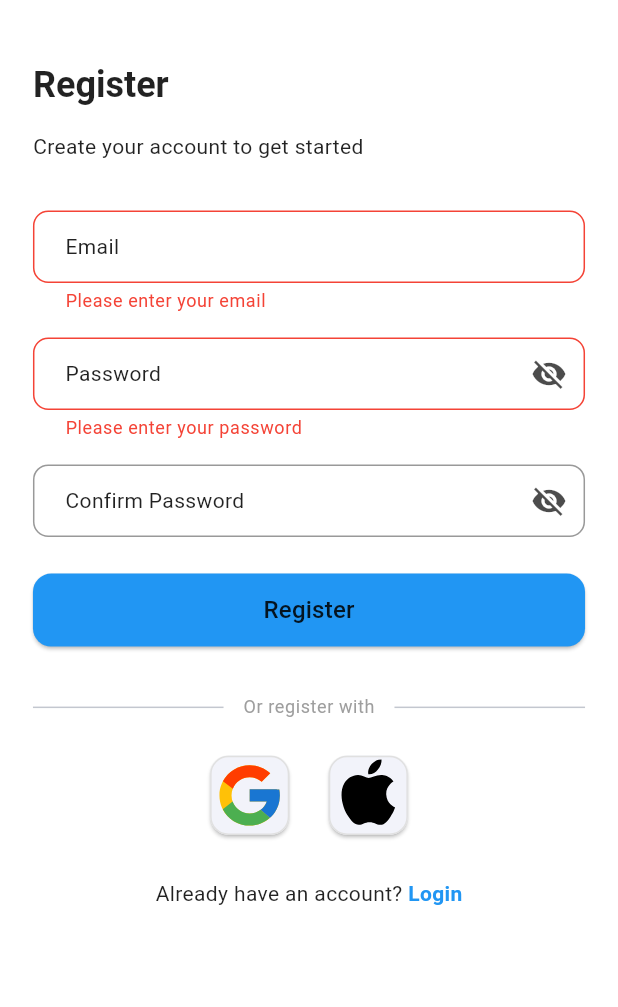
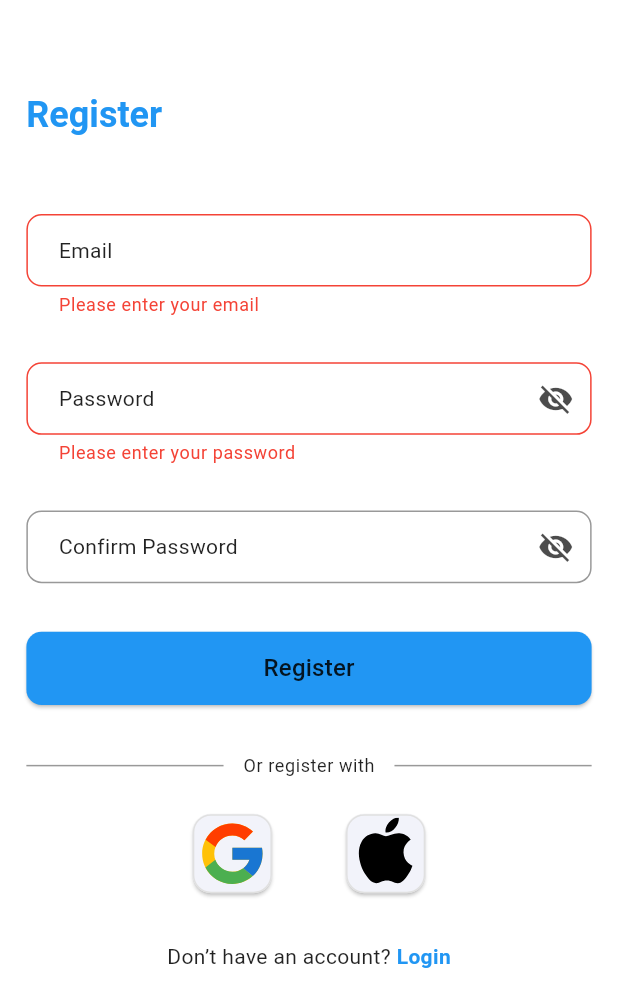
Before and after one commit to lovish1311/To-do, a Flutter app: the RegisterScreen screen opened by its route, after a tap on "Register", on a phone screen of 412 x 824 dp. Shown: the top 1007 px of the screen. Run offline on Flutter 3.47's test engine with Material 3 defaults, Android fonts, the phone set to English and light mode, and no system bars; our stand-ins replace firebase_auth, firebase_core, flutter_local_notifications, flutter_native_timezone, flutter_screenutil, flutter_svg and 5 more; accounts and stored records are empty; statements that could not run were skipped.

Commit message:
upskilled the ui to prodcution based and added dark theme features to login_screen.dart and register_screen.dart

```diff
--- a/lib/utils/app_themes.dart
+++ b/lib/utils/app_themes.dart
@@ -255,9 +255,9 @@ class AppDimens {
 
   // Form Spacing (used in Login/Register)
   static const double formTopSpacing = 32.0;
-  static const double fieldSpacing = 16.0;
+  static const double fieldSpacing = 30.0;
   static const double titleTopSpacing = 24.0;
-  static const double titleBottomSpacing = 8.0;
+  static const double titleBottomSpacing = 50.0;
   static const double dividerSpacing = 32.0;
   static const double dividerTextPadding = 12.0;
 
@@ -271,5 +271,7 @@ class AppDimens {
   static const double paddingTopAfterStatusBar = 16.0;
 
   static double screenVerticalPadding = 24.0.h; // Top/bottom padding
-  static double screenHorizontalPadding = 20.0.w; // Left/right padding
+  static double screenHorizontalPadding = 20.0.w;
+
+  static var screenTopPadding=40; // Left/right padding
 }
--- a/lib/utils/constants.dart
+++ b/lib/utils/constants.dart
@@ -5,18 +5,24 @@ class AppConstants {
   static const String taskListBox = 'task_lists';
   static const String taskBox = 'tasks';
 
-// Other constants can go here later, e.g.:
-// static const String appName = 'My To-Do App';
-// static const String defaultTheme = 'system';
-  static const String indexPath        = '/tasks';
-  static const String taskDetailPath  = '/tasks/:id';
-  static const String calendarPath    = '/calendar';
-  static const String focusPath       = '/focus';
-  static const String profilePath     = '/profile';
+  static const String splashPath = '/';
+  static const String indexPath = '/index';
+  static const String calendarPath = '/calendar';
+  static const String focusPath = '/focus';
+  static const String profilePath = '/profile';
+  static const String taskDetailPath = '/task-detail/:id';
+  static const String loginPath = '/login';
   static const String registerPath = '/register';
-  static const String loginPath = '/login';
-  static const String splashPath = '/';
 
+  // Route Names (stringified for navigation and consistency)
+  static const String splashRouteName = 'splash';
+  static const String indexRouteName = 'index';
+  static const String calendarRouteName = 'calendar';
+  static const String focusRouteName = 'focus';
+  static const String profileRouteName = 'profile';
+  static const String taskDetailRouteName = 'taskDetail';
+  static const String loginRouteName = 'login';
+  static const String registerRouteName = 'register';
 
 }
 
--- /dev/null
+++ b/lib/utils/strings.dart
@@ -0,0 +1,38 @@
+// lib/utils/strings.dart
+
+class AppStrings {
+  // Login Screen
+  static const loginTitle = 'Login';
+  static const skipButton = 'Skip';
+  static const loginButton = 'Login';
+  static const emailLabel = 'Email';
+  static const passwordLabel = 'Password';
+  static const dontHaveAccount = 'Don’t have an account? ';
+  static const register = 'Register';
+  static const orLoginWith = 'or login with';
+
+  // Validation messages
+  static const enterEmail = 'Please enter your email';
+  static const validEmail = 'Enter a valid email';
+  static const enterPassword = 'Please enter your password';
+  static const passwordMinLength = 'Must be at least 6 characters';
+
+  // Error messages handled/displayed
+  static const authenticationFailed = 'Authentication failed. Please try again.';
+
+  // Registration/General
+  static const registerTitle = 'Register';
+  static const createAccount = 'Create your account to get started';
+  static const registerButton = 'Register';
+  static const orRegisterWith = 'Or register with';
+
+  // Validation
+  static const confirmPasswordLabel = 'Confirm Password';
+  static const passwordMismatch = 'Passwords do not match';
+  static const registrationFailed = 'Registration failed';
+
+  // Social Auth
+  static const google = 'Google';
+  static const apple = 'Apple';
+
+}
--- a/lib/views/screens/register_screen.dart
+++ b/lib/views/screens/register_screen.dart
@@ -5,6 +5,7 @@ import 'package:go_router/go_router.dart';
 import 'package:provider/provider.dart';
 import 'package:to_do/utils/app_themes.dart';
 import 'package:to_do/utils/constants.dart';
+import 'package:to_do/utils/strings.dart';
 import 'package:to_do/viewmodels/auth_view_model.dart';
 import 'package:to_do/views/widgets/app_text_field.dart';
 import 'package:to_do/views/widgets/social_icon.dart';
@@ -33,28 +34,28 @@ class _RegisterScreenState extends State<RegisterScreen> {
 
   String? _validateEmail(String? value) {
     if (value == null || value.trim().isEmpty) {
-      return 'Please enter your email';
+      return AppStrings.enterEmail;
     }
     final emailRegex = RegExp(r'^[^@]+@[^@]+\.[^@]+');
     if (!emailRegex.hasMatch(value.trim())) {
-      return 'Enter a valid email';
+      return AppStrings.validEmail;
     }
     return null;
   }
 
   String? _validatePassword(String? value) {
     if (value == null || value.trim().isEmpty) {
-      return 'Please enter your password';
+      return AppStrings.enterPassword;
     }
     if (value.trim().length < 6) {
-      return 'Password must be at least 6 characters';
+      return AppStrings.passwordMinLength;
     }
     return null;
   }
 
   String? _validateConfirm(String? value) {
     if (value != _passwordController.text) {
-      return 'Passwords do not match';
+      return AppStrings.passwordMismatch;
     }
     return null;
   }
@@ -71,8 +72,8 @@ class _RegisterScreenState extends State<RegisterScreen> {
     if (authViewModel.status == AuthStatus.authenticated) {
       context.go(AppConstants.indexPath); // Navigate to index screen
     } else {
-      final error = authViewModel.errorMessage ?? 'Registration failed';
-      ScaffoldMessenger.of(context).showSnackBar(SnackBar(content: Text(error)));
+      // Error handling is now inline (see build)
+      // ScaffoldMessenger.of(context).showSnackBar(SnackBar(content: Text(error)));
     }
   }
 
@@ -82,31 +83,38 @@ class _RegisterScreenState extends State<RegisterScreen> {
     final tt = Theme.of(context).textTheme;
     final authViewModel = context.watch<AuthViewModel>();
     final isLoading = authViewModel.status == AuthStatus.loading;
+    final error = authViewModel.errorMessage;
 
-    return Scaffold(
+    return AnnotatedRegion<SystemUiOverlayStyle>(
+      value: SystemUiOverlayStyle.dark.copyWith(statusBarColor:cs.background),
+      child: Scaffold(
         backgroundColor: cs.background,
-      body: AnnotatedRegion<SystemUiOverlayStyle>(
-        value: SystemUiOverlayStyle.dark.copyWith(statusBarColor: Colors.transparent),
+        body: SafeArea(
           child: SingleChildScrollView(
             padding: EdgeInsets.symmetric(
-            horizontal: AppDimens.screenHorizontalPadding,
-            vertical: AppDimens.screenVerticalPadding,
+              horizontal: AppDimens.screenPadding.w,
+              vertical: 0,
             ),
             child: Column(
               crossAxisAlignment: CrossAxisAlignment.start,
               children: [
-              SizedBox(height: AppDimens.paddingTopAfterStatusBar.h),
-              Text('Register', style: tt.headlineMedium?.copyWith(fontWeight: FontWeight.bold)),
-              SizedBox(height: AppDimens.fieldSpacing.h),
-              Text('Create your account to get started', style: tt.bodyMedium),
-              SizedBox(height: AppDimens.formTopSpacing.h),
+                // USE LARGER TOP PADDING, NOT CRAMPED TO TOP
+                SizedBox(height: AppDimens.screenTopPadding.h * 1.5),
 
+                // Title and Info
+                Text(
+                  AppStrings.registerTitle,
+                  style: tt.headlineMedium?.copyWith(color: cs.primary, fontWeight: FontWeight.bold),
+                ),
+                SizedBox(height: AppDimens.titleBottomSpacing.h),
+
+                // Registration Form
                 Form(
                   key: _formKey,
                   child: Column(
                     children: [
                       AppTextField(
-                      label: 'Email',
+                        label: AppStrings.emailLabel,
                         controller: _emailController,
                         keyboardType: TextInputType.emailAddress,
                         validator: _validateEmail,
@@ -114,25 +122,27 @@ class _RegisterScreenState extends State<RegisterScreen> {
                       ),
                       SizedBox(height: AppDimens.fieldSpacing.h),
                       AppTextField(
-                      label: 'Password',
+                        label: AppStrings.passwordLabel,
                         controller: _passwordController,
                         obscureText: true,
                         validator: _validatePassword,
                         enabled: !isLoading,
+                        // TODO: Add password visibility toggle here!
                       ),
                       SizedBox(height: AppDimens.fieldSpacing.h),
                       AppTextField(
-                      label: 'Confirm Password',
+                        label: AppStrings.confirmPasswordLabel,
                         controller: _confirmController,
                         obscureText: true,
                         validator: _validateConfirm,
                         enabled: !isLoading,
+                        // TODO: Add password visibility toggle here!
                       ),
                     ],
                   ),
                 ),
+                SizedBox(height: AppDimens.formToButton.h),
 
-              SizedBox(height: AppDimens.fieldSpacing.h * 1.5),
                 SizedBox(
                   width: double.infinity,
                   height: AppDimens.buttonHeight.h,
@@ -141,65 +151,81 @@ class _RegisterScreenState extends State<RegisterScreen> {
                     style: ElevatedButton.styleFrom(
                       backgroundColor: cs.primary,
                       shape: RoundedRectangleBorder(
-                      borderRadius: BorderRadius.circular(AppDimens.borderRadius.r),
+                        borderRadius: BorderRadius.circular(AppDimens.cardBorderRadius.r),
                       ),
                     ),
                     child: isLoading
                         ? CircularProgressIndicator(valueColor: AlwaysStoppedAnimation(cs.onPrimary))
-                      : Text('Register', style: tt.titleMedium?.copyWith(color: cs.onPrimary)),
+                        : Text(AppStrings.registerButton,
+                        style: tt.titleMedium?.copyWith(color: cs.onPrimary)),
                   ),
                 ),
 
-              SizedBox(height: AppDimens.dividerSpacing.h),
+                if (authViewModel.status == AuthStatus.error && error != null)
+                  Padding(
+                    padding: EdgeInsets.only(top: AppDimens.errorMessageTop.h),
+                    child: Text(
+                      error.isEmpty ? AppStrings.registrationFailed : error,
+                      style: tt.bodySmall?.copyWith(color: cs.error),
+                    ),
+                  ),
+
+                SizedBox(height: AppDimens.buttonToDivider.h),
+
+                // Divider with "or register with"
                 Row(
                   children: [
-                  const Expanded(child: Divider()),
+                    Expanded(child: Divider(color: cs.onSurface.withOpacity(0.4))),
                     Padding(
                       padding: EdgeInsets.symmetric(horizontal: AppDimens.dividerTextPadding.w),
-                    child: Text('Or register with', style: tt.bodySmall),
+                      child: Text(
+                        AppStrings.orRegisterWith,
+                        style: tt.bodySmall?.copyWith(color: cs.onSurface),
                       ),
-                  const Expanded(child: Divider()),
+                    ),
+                    Expanded(child: Divider(color: cs.onSurface.withOpacity(0.4))),
                   ],
                 ),
 
-              SizedBox(height: AppDimens.fieldSpacing.h * 1.5),
+                SizedBox(height: AppDimens.dividerToSocial.h),
+
+                // Social Login Buttons
                 Row(
                   mainAxisAlignment: MainAxisAlignment.center,
                   children: [
                     SocialIconButton(
                       assetPath: AppSvg.googleIconPath,
-                    onTap: isLoading ? (){}  : () {
-                      // TODO: Integrate Google Sign-In
-                    },
+                      onTap: isLoading ? (){} : () {}, // TODO: Integrate Google Sign-In
                     ),
                     SizedBox(width: AppDimens.fieldSpacing.w * 1.5),
                     SocialIconButton(
                       assetPath: AppSvg.appleIconPath,
-                    onTap: isLoading ? (){} : () {
-                      // TODO: Integrate Apple Sign-In
-                    },
+                      onTap: isLoading ? (){} : () {}, // TODO: Integrate Apple Sign-In
                     ),
                   ],
                 ),
 
-              SizedBox(height: AppDimens.fieldSpacing.h * 1.8),
+                SizedBox(height: AppDimens.socialToLink.h),
+
                 Center(
                   child: RichText(
                     text: TextSpan(
-                    text: 'Already have an account? ',
+                      text: AppStrings.dontHaveAccount,
                       style: tt.bodyMedium?.copyWith(color: cs.onBackground),
                       children: [
                         TextSpan(
-                        text: 'Login',
+                          text: AppStrings.loginTitle,
                           style: tt.bodyMedium?.copyWith(color: cs.primary, fontWeight: FontWeight.bold),
                           recognizer: TapGestureRecognizer()
-                          ..onTap = () => context.goNamed('login'),
+                            ..onTap = isLoading ? null : () => context.goNamed(AppConstants.loginRouteName),
                         ),
                       ],
                     ),
                   ),
                 ),
+                SizedBox(height: AppDimens.screenBottomPadding.h),
               ],
+            ),
           ),
         ),
       ),
```
Also changed, not shown: lib/views/screens/login_screen.dart (+53 -41 lines). Lines whose indentation alone changed are shown as unchanged.
